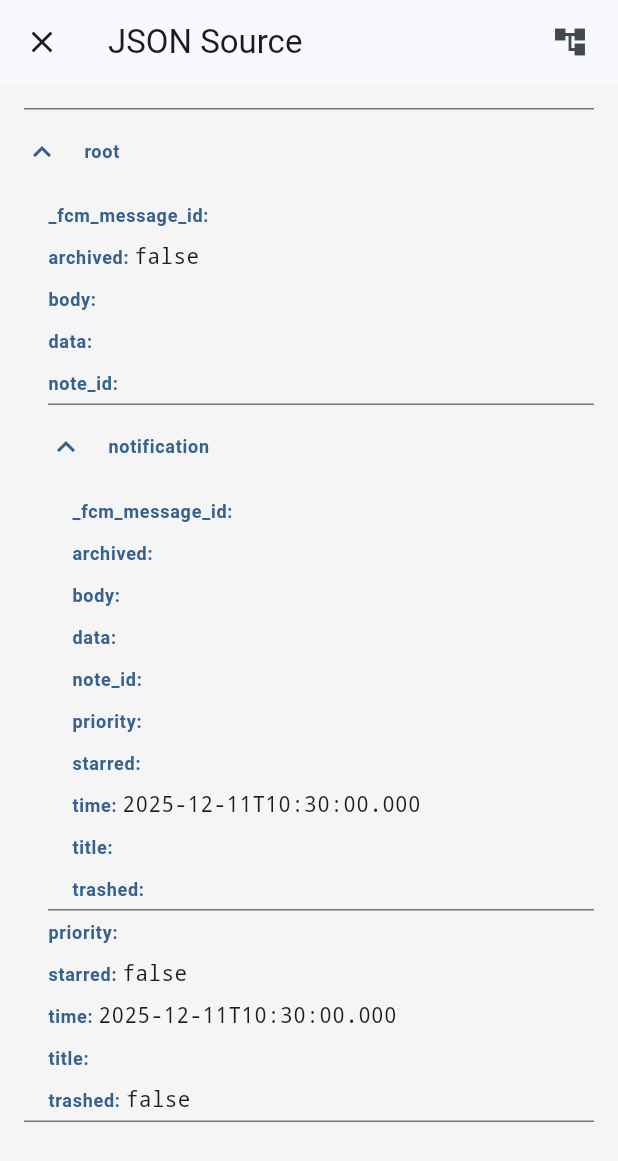
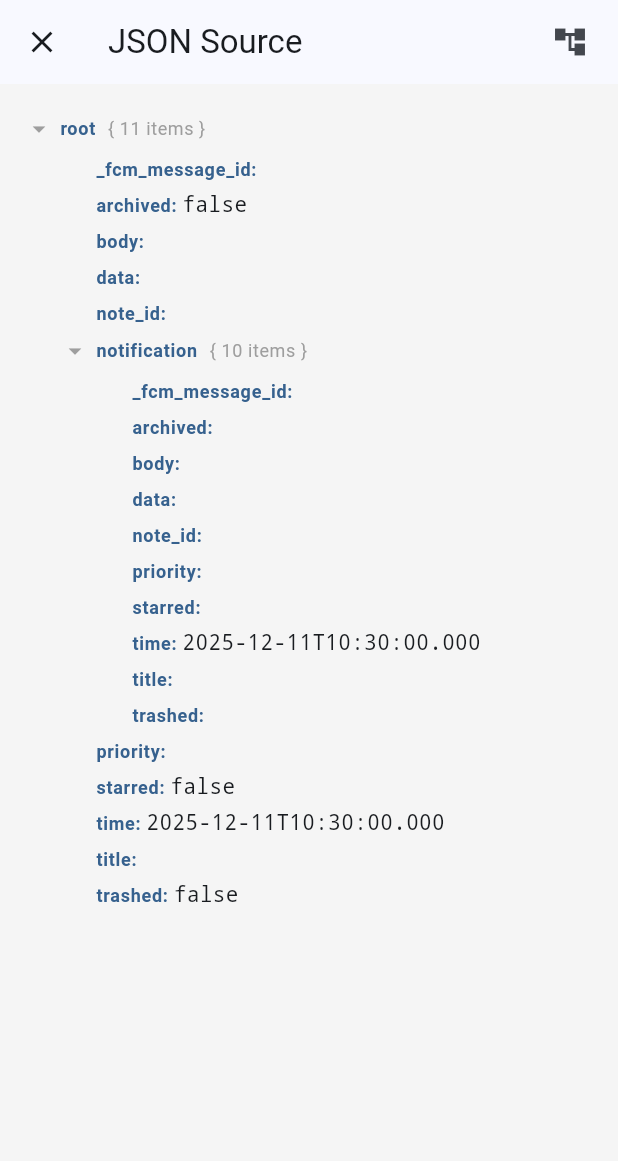
Before and after one commit to XXXppp233/FCMBox, a Flutter app: the JsonViewerPage screen opened directly with empty values, on a phone screen of 412 x 824 dp. Shown: the top 1161 px of the screen. Run offline on Flutter 3.47's test engine with Material 3 defaults, Android fonts, the phone set to English and light mode, and no system bars; drawn by our look-alikes of dynamic_color; our stand-ins replace firebase_core, firebase_messaging, flutter_local_notifications, flutter_speed_dial, fluttertoast, google_sign_in and 2 more; missing offline and left inert: extension_google_sign_in_as_googleapis_auth, googleapis; accounts and stored records are empty.

Commit message:
only armv8

```diff
--- a/lib/pages/json_viewer_page.dart
+++ b/lib/pages/json_viewer_page.dart
@@ -78,70 +78,110 @@ class _JsonViewerPageState extends State<JsonViewerPage> {
   }
 }
 
-class _JsonNode extends StatelessWidget {
+class _JsonNode extends StatefulWidget {
   final String keyName;
   final dynamic value;
 
   const _JsonNode({required this.keyName, required this.value});
 
   @override
+  State<_JsonNode> createState() => _JsonNodeState();
+}
+
+class _JsonNodeState extends State<_JsonNode> {
+  bool _isExpanded = true;
+
+  @override
   Widget build(BuildContext context) {
-    if (value is Map) {
-      final map = value as Map;
+    if (widget.value is Map) {
+      final map = widget.value as Map;
       if (map.isEmpty) {
-        return _buildLeaf(context, keyName, '{}');
+        return _buildLeaf(context, widget.keyName, '{}');
       }
-      return ExpansionTile(
-        tilePadding: EdgeInsets.zero,
-        expandedCrossAxisAlignment: CrossAxisAlignment.start,
-        expandedAlignment: Alignment.centerLeft,
-        title: Text(
-          keyName,
-          style: Theme.of(context).textTheme.labelMedium?.copyWith(
-            color: Theme.of(context).colorScheme.primary,
-            fontWeight: FontWeight.bold,
-          ),
-        ),
-        //subtitle: Text('{ ${map.length} items }'),
-        initiallyExpanded: true,
-        controlAffinity: ListTileControlAffinity.leading,
-        childrenPadding: const EdgeInsets.only(left: 16.0),
-        children: map.entries.map((entry) {
+      return _buildExpandable(
+        context,
+        widget.keyName,
+        '{ ${map.length} items }',
+        map.entries.map((entry) {
           return _JsonNode(keyName: entry.key.toString(), value: entry.value);
         }).toList(),
       );
-    } else if (value is List) {
-      final list = value as List;
+    } else if (widget.value is List) {
+      final list = widget.value as List;
       if (list.isEmpty) {
-        return _buildLeaf(context, keyName, '[]');
+        return _buildLeaf(context, widget.keyName, '[]');
       }
-      return ExpansionTile(
-        tilePadding: EdgeInsets.zero,
-        expandedCrossAxisAlignment: CrossAxisAlignment.start,
-        expandedAlignment: Alignment.centerLeft,
-        title: Text(
-          keyName,
-          style: Theme.of(context).textTheme.labelMedium?.copyWith(
-            color: Theme.of(context).colorScheme.primary,
-            fontWeight: FontWeight.bold,
-          ),
-        ),
-        subtitle: Text('[ ${list.length} items ]'),
-        initiallyExpanded: true,
-        controlAffinity: ListTileControlAffinity.leading,
-        childrenPadding: const EdgeInsets.only(left: 16.0),
-        children: list.asMap().entries.map((entry) {
+      return _buildExpandable(
+        context,
+        widget.keyName,
+        '[ ${list.length} items ]',
+        list.asMap().entries.map((entry) {
           return _JsonNode(keyName: '[${entry.key}]', value: entry.value);
         }).toList(),
       );
     } else {
-      return _buildLeaf(context, keyName, '$value');
+      return _buildLeaf(context, widget.keyName, '${widget.value}');
     }
+  }
+
+  Widget _buildExpandable(
+    BuildContext context,
+    String title,
+    String subtitle,
+    List<Widget> children,
+  ) {
+    return Column(
+      crossAxisAlignment: CrossAxisAlignment.start,
+      children: [
+        InkWell(
+          onTap: () {
+            setState(() {
+              _isExpanded = !_isExpanded;
+            });
+          },
+          child: Padding(
+            padding: const EdgeInsets.symmetric(vertical: 4.0),
+            child: Row(
+              children: [
+                Icon(
+                  _isExpanded ? Icons.arrow_drop_down : Icons.arrow_right,
+                  color: Colors.grey,
+                  size: 20,
+                ),
+                const SizedBox(width: 4),
+                Text(
+                  title,
+                  style: Theme.of(context).textTheme.labelMedium?.copyWith(
+                    color: Theme.of(context).colorScheme.primary,
+                    fontWeight: FontWeight.bold,
+                  ),
+                ),
+                const SizedBox(width: 8),
+                Text(
+                  subtitle,
+                  style: Theme.of(
+                    context,
+                  ).textTheme.bodySmall?.copyWith(color: Colors.grey),
+                ),
+              ],
+            ),
+          ),
+        ),
+        if (_isExpanded)
+          Padding(
+            padding: const EdgeInsets.only(left: 24.0),
+            child: Column(
+              crossAxisAlignment: CrossAxisAlignment.start,
+              children: children,
+            ),
+          ),
+      ],
+    );
   }
 
   Widget _buildLeaf(BuildContext context, String key, String value) {
     return Padding(
-      padding: const EdgeInsets.symmetric(vertical: 4.0),
+      padding: const EdgeInsets.symmetric(vertical: 2.0, horizontal: 24.0),
       child: SelectableText.rich(
         TextSpan(
           children: [
```
Also changed, not shown: 2 other files.
